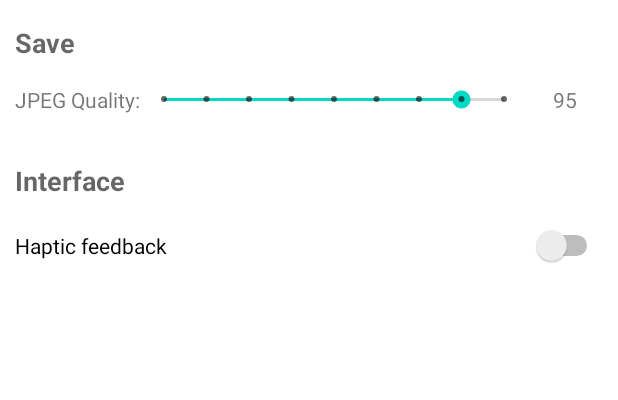
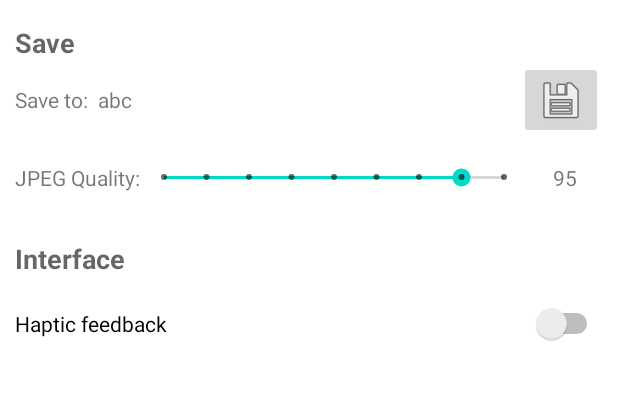
Before and after one commit to danopdev/Perspective, an Android app: the layout settings_fragment.xml on its own in the app's theme, with its tools: preview values and no code run, on a phone screen of 412 x 824 dp, the part 161-561 px from its top. Run offline under Robolectric (Android 15) with nearby library versions, the light colour scheme and no system bars.

Commit message:
Fix save

```diff
--- a/app/src/main/AndroidManifest.xml
+++ b/app/src/main/AndroidManifest.xml
@@ -2,8 +2,6 @@
 <manifest xmlns:android="http://schemas.android.com/apk/res/android"
     package="com.dan.perspective">
 
-    <uses-permission android:name="android.permission.READ_EXTERNAL_STORAGE" />
-    <uses-permission android:name="android.permission.WRITE_EXTERNAL_STORAGE" />
     <uses-feature android:name="android.hardware.camera" android:required="true" />
 
     <application
@@ -14,7 +12,8 @@
         android:supportsRtl="true"
         android:theme="@style/Theme.Perspective">
         <activity android:name=".MainActivity"
-            android:configChanges="keyboardHidden|orientation|screenSize|screenLayout">
+            android:configChanges="keyboardHidden|orientation|screenSize|screenLayout"
+            android:exported="true">
             <intent-filter>
                 <action android:name="android.intent.action.MAIN" />
                 <category android:name="android.intent.category.LAUNCHER" />
--- a/app/src/main/res/layout/settings_fragment.xml
+++ b/app/src/main/res/layout/settings_fragment.xml
@@ -1,5 +1,6 @@
 <?xml version="1.0" encoding="utf-8"?>
 <layout xmlns:android="http://schemas.android.com/apk/res/android"
+    xmlns:app="http://schemas.android.com/apk/res-auto"
     xmlns:tools="http://schemas.android.com/tools">
 
     <LinearLayout
@@ -43,6 +44,32 @@
                     android:text="Save"
                     android:textAppearance="@style/TextAppearance.AppCompat.Medium"
                     android:textStyle="bold" />
+
+                <LinearLayout
+                    android:layout_width="match_parent"
+                    android:layout_height="match_parent"
+                    android:gravity="center_vertical"
+                    android:orientation="horizontal">
+
+                    <TextView
+                        android:id="@+id/textView11"
+                        android:layout_width="wrap_content"
+                        android:layout_height="wrap_content"
+                        android:text="Save to:  " />
+
+                    <TextView
+                        android:id="@+id/txtSaveFolder"
+                        android:layout_width="wrap_content"
+                        android:layout_height="wrap_content"
+                        android:layout_weight="1"
+                        android:text="abc" />
+
+                    <ImageButton
+                        android:id="@+id/btnSaveFolder"
+                        android:layout_width="wrap_content"
+                        android:layout_height="wrap_content"
+                        app:srcCompat="@android:drawable/ic_menu_save" />
+                </LinearLayout>
 
                 <LinearLayout
                     android:layout_width="match_parent"
```
Also changed, not shown: app/src/main/java/com/dan/perspective/ExifTools.kt (+15 -9 lines), app/src/main/java/com/dan/perspective/MainActivity.kt (+53 -4 lines), app/src/main/java/com/dan/perspective/MainFragment.kt (+21 -22 lines), app/src/main/java/com/dan/perspective/Settings.kt (+19 -3 lines), app/src/main/java/com/dan/perspective/SettingsFragment.kt (+12 -0 lines).
